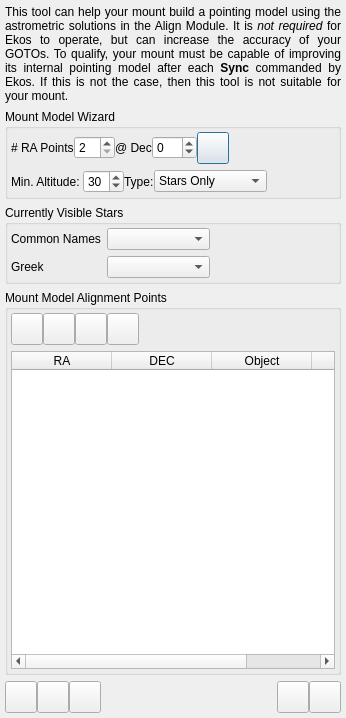
First picture: the form in kstars/ekos/align/mountmodel.ui, repository KDE/kstars, before the edit.
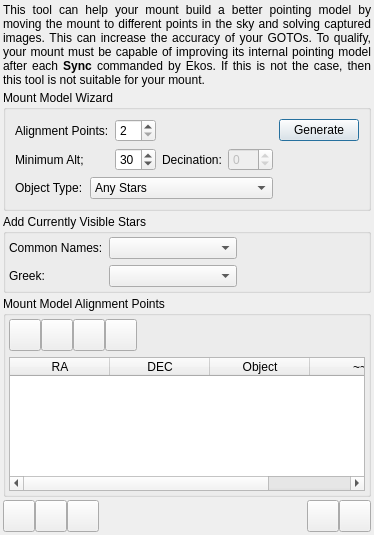
Second picture: the form after the edit.

Commit message: This patch should simplify the align points wizard, making the interface easier to use, while actually giving it more functionality in that it can now make a grid of points across the sky instead of just a line. Also I sorted the greek names list alphabetically by constellation and by greek letter, which should help.  I also modified StarPoint.h so that it has a hasLatinName method to simplify my code significantly.

```diff
--- a/kstars/ekos/align/mountmodel.ui
+++ b/kstars/ekos/align/mountmodel.ui
@@ -6,30 +6,33 @@
    <rect>
     <x>0</x>
     <y>0</y>
-    <width>346</width>
-    <height>718</height>
+    <width>360</width>
+    <height>535</height>
    </rect>
   </property>
   <property name="windowTitle">
    <string>Dialog</string>
   </property>
-  <layout class="QVBoxLayout" name="verticalLayout">
+  <layout class="QVBoxLayout" name="verticalLayout_3">
+   <property name="spacing">
+    <number>3</number>
+   </property>
    <property name="leftMargin">
-    <number>5</number>
+    <number>3</number>
    </property>
    <property name="topMargin">
-    <number>5</number>
+    <number>3</number>
    </property>
    <property name="rightMargin">
-    <number>5</number>
+    <number>3</number>
    </property>
    <property name="bottomMargin">
-    <number>5</number>
+    <number>3</number>
    </property>
    <item>
     <widget class="QLabel" name="label">
      <property name="text">
-      <string>&lt;html&gt;&lt;head/&gt;&lt;body&gt;&lt;p&gt;This tool can help your mount build a pointing model using the astrometric solutions in the Align Module. It is &lt;i&gt;not required&lt;/i&gt; for Ekos to operate, but can increase the accuracy of your GOTOs. To qualify, your mount must be capable of improving its internal pointing model after each &lt;b&gt;Sync&lt;/b&gt;  commanded by Ekos. If this is not the case, then this tool is not suitable for your mount.&lt;/p&gt;&lt;/body&gt;&lt;/html&gt;</string>
+      <string>&lt;html&gt;&lt;head/&gt;&lt;body&gt;&lt;p&gt;This tool can help your mount build a better pointing model by moving the mount to different points in the sky and solving captured images. This can increase the accuracy of your GOTOs. To qualify, your mount must be capable of improving its internal pointing model after each &lt;b&gt;Sync&lt;/b&gt;  commanded by Ekos. If this is not the case, then this tool is not suitable for your mount.&lt;/p&gt;&lt;/body&gt;&lt;/html&gt;</string>
      </property>
      <property name="alignment">
       <set>Qt::AlignJustify|Qt::AlignVCenter</set>
@@ -44,35 +47,15 @@
      <property name="title">
       <string>Mount Model Wizard</string>
      </property>
-     <layout class="QVBoxLayout" name="verticalLayout_3">
-      <property name="leftMargin">
-       <number>3</number>
-      </property>
-      <property name="topMargin">
-       <number>3</number>
-      </property>
-      <property name="rightMargin">
-       <number>3</number>
-      </property>
-      <property name="bottomMargin">
-       <number>3</number>
-      </property>
-      <item>
-       <layout class="QHBoxLayout" name="horizontalLayout_4">
-        <property name="spacing">
-         <number>0</number>
-        </property>
-        <property name="rightMargin">
-         <number>0</number>
-        </property>
-        <item>
-         <widget class="QLabel" name="label_2">
+     <layout class="QGridLayout" name="gridLayout_2">
+      <item row="0" column="0" colspan="2">
+       <widget class="QLabel" name="label_3">
           <property name="text">
-           <string># RA Points</string>
+         <string>Alignment Points:</string>
           </property>
          </widget>
         </item>
-        <item>
+      <item row="0" column="2">
          <widget class="QSpinBox" name="alignPtNum">
           <property name="toolTip">
            <string>&lt;html&gt;&lt;head/&gt;&lt;body&gt;&lt;p&gt;The Number of points the wizard should generate at the chosen DEC&lt;/p&gt;&lt;/body&gt;&lt;/html&gt;</string>
@@ -82,49 +65,7 @@
           </property>
          </widget>
         </item>
-        <item>
-         <widget class="QLabel" name="label_3">
-          <property name="text">
-           <string>@ Dec</string>
-          </property>
-         </widget>
-        </item>
-        <item>
-         <widget class="QSpinBox" name="alignDec">
-          <property name="toolTip">
-           <string>&lt;html&gt;&lt;head/&gt;&lt;body&gt;&lt;p&gt;The Declination of the points that will be generated.&lt;/p&gt;&lt;/body&gt;&lt;/html&gt;</string>
-          </property>
-          <property name="minimum">
-           <number>-89</number>
-          </property>
-          <property name="maximum">
-           <number>89</number>
-          </property>
-         </widget>
-        </item>
-        <item>
-         <widget class="QPushButton" name="wizardAlignB">
-          <property name="minimumSize">
-           <size>
-            <width>32</width>
-            <height>32</height>
-           </size>
-          </property>
-          <property name="maximumSize">
-           <size>
-            <width>32</width>
-            <height>32</height>
-           </size>
-          </property>
-          <property name="toolTip">
-           <string>&lt;html&gt;&lt;head/&gt;&lt;body&gt;&lt;p&gt;Automatically generate the specified number of alignment points in the table below. They will be equally spread across the sky at the selected DEC above the minimum selected altitude.&lt;/p&gt;&lt;/body&gt;&lt;/html&gt;</string>
-          </property>
-          <property name="text">
-           <string/>
-          </property>
-         </widget>
-        </item>
-        <item>
+      <item row="0" column="3" colspan="2">
          <spacer name="horizontalSpacer_3">
           <property name="orientation">
            <enum>Qt::Horizontal</enum>
@@ -137,24 +78,30 @@
           </property>
          </spacer>
         </item>
-       </layout>
+      <item row="0" column="5">
+       <widget class="QPushButton" name="wizardAlignB">
+        <property name="sizePolicy">
+         <sizepolicy hsizetype="Preferred" vsizetype="Fixed">
+          <horstretch>0</horstretch>
+          <verstretch>0</verstretch>
+         </sizepolicy>
+        </property>
+        <property name="toolTip">
+         <string>&lt;html&gt;&lt;head/&gt;&lt;body&gt;&lt;p&gt;Automatically generate the specified number of alignment points in the table below. They will be generated based on the options selected in this wizard.&lt;/p&gt;&lt;/body&gt;&lt;/html&gt;</string>
+        </property>
+        <property name="text">
+         <string>Generate</string>
+        </property>
+       </widget>
       </item>
-      <item>
-       <layout class="QHBoxLayout" name="horizontalLayout_3">
-        <property name="spacing">
-         <number>0</number>
-        </property>
-        <property name="topMargin">
-         <number>0</number>
-        </property>
-        <item>
+      <item row="1" column="0">
          <widget class="QLabel" name="label_6">
           <property name="text">
-           <string>Min. Altitude: </string>
+         <string>Minimum Alt;</string>
           </property>
          </widget>
         </item>
-        <item>
+      <item row="1" column="2">
          <widget class="QSpinBox" name="minAltBox">
           <property name="maximum">
            <number>80</number>
@@ -164,18 +111,59 @@
           </property>
          </widget>
         </item>
-        <item>
+      <item row="1" column="3">
+       <widget class="QLabel" name="label_8">
+        <property name="text">
+         <string>Decination:</string>
+        </property>
+       </widget>
+      </item>
+      <item row="1" column="4">
+       <widget class="QSpinBox" name="alignDec">
+        <property name="enabled">
+         <bool>false</bool>
+        </property>
+        <property name="toolTip">
+         <string>&lt;html&gt;&lt;head/&gt;&lt;body&gt;&lt;p&gt;The Declination of the points that will be generated.  This option only applies to the Fixed DEC Option.&lt;/p&gt;&lt;/body&gt;&lt;/html&gt;</string>
+        </property>
+        <property name="minimum">
+         <number>-89</number>
+        </property>
+        <property name="maximum">
+         <number>89</number>
+        </property>
+       </widget>
+      </item>
+      <item row="1" column="5">
+       <spacer name="horizontalSpacer_5">
+        <property name="orientation">
+         <enum>Qt::Horizontal</enum>
+        </property>
+        <property name="sizeHint" stdset="0">
+         <size>
+          <width>77</width>
+          <height>20</height>
+         </size>
+        </property>
+       </spacer>
+      </item>
+      <item row="2" column="0">
          <widget class="QLabel" name="label_7">
           <property name="text">
-           <string>Type:</string>
+         <string>Object Type:</string>
           </property>
          </widget>
         </item>
-        <item>
+      <item row="2" column="1" colspan="4">
          <widget class="QComboBox" name="alignTypeBox">
           <item>
            <property name="text">
-            <string>Stars Only</string>
+          <string>Any Stars</string>
+         </property>
+        </item>
+        <item>
+         <property name="text">
+          <string>Named Stars</string>
            </property>
           </item>
           <item>
@@ -185,25 +173,28 @@
           </item>
           <item>
            <property name="text">
-            <string>Fixed Positions</string>
-           </property>
-          </item>
-         </widget>
+          <string>Fixed DEC</string>
+         </property>
         </item>
         <item>
-         <spacer name="horizontalSpacer_5">
+         <property name="text">
+          <string>Fixed Grid</string>
+         </property>
+        </item>
+       </widget>
+      </item>
+      <item row="2" column="5">
+       <spacer name="horizontalSpacer_6">
           <property name="orientation">
            <enum>Qt::Horizontal</enum>
           </property>
           <property name="sizeHint" stdset="0">
            <size>
-            <width>171</width>
+          <width>77</width>
             <height>20</height>
            </size>
           </property>
          </spacer>
-        </item>
-       </layout>
       </item>
      </layout>
     </widget>
@@ -211,7 +202,7 @@
    <item>
     <widget class="QGroupBox" name="groupBox_3">
      <property name="title">
-      <string>Currently Visible Stars</string>
+      <string>Add Currently Visible Stars</string>
      </property>
      <layout class="QGridLayout" name="gridLayout">
       <property name="leftMargin">
@@ -229,7 +220,7 @@
       <item row="0" column="0">
        <widget class="QLabel" name="label_4">
         <property name="text">
-         <string>Common Names</string>
+         <string>Common Names:</string>
         </property>
        </widget>
       </item>
@@ -262,7 +253,7 @@
       <item row="1" column="0">
        <widget class="QLabel" name="label_5">
         <property name="text">
-         <string>Greek</string>
+         <string>Greek:</string>
         </property>
        </widget>
       </item>
```
Left out of the diff: 8 changed lines with no effect on the pictures. Lines whose indentation alone changed are shown as unchanged. The commit also changes 3 other files.
